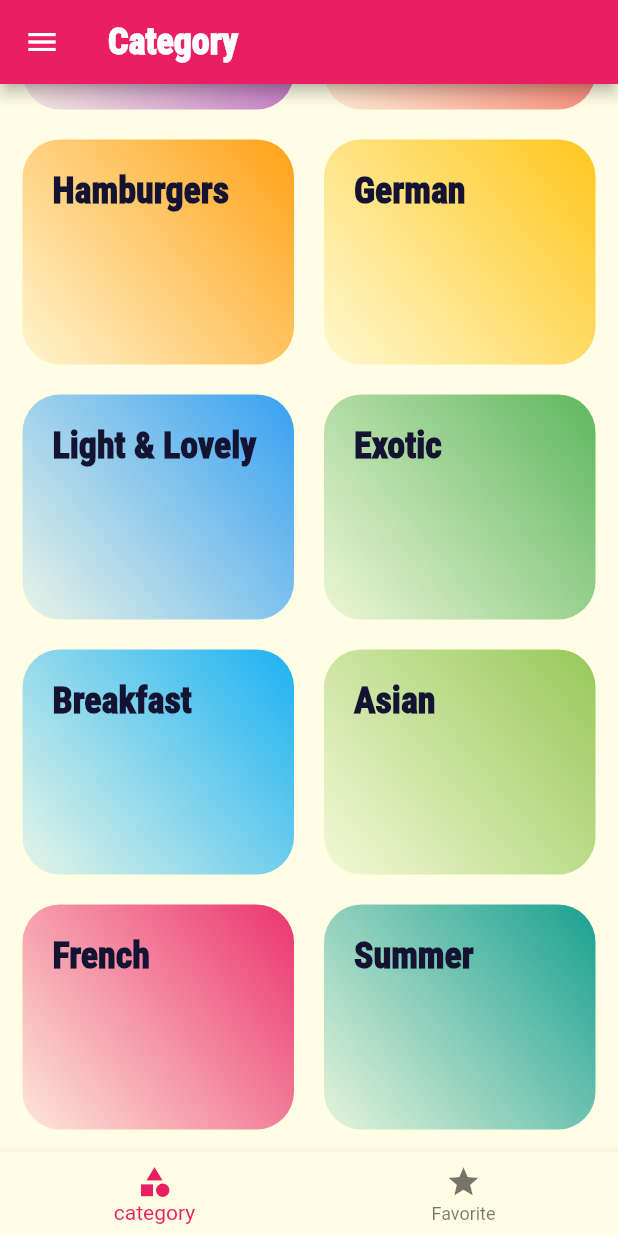
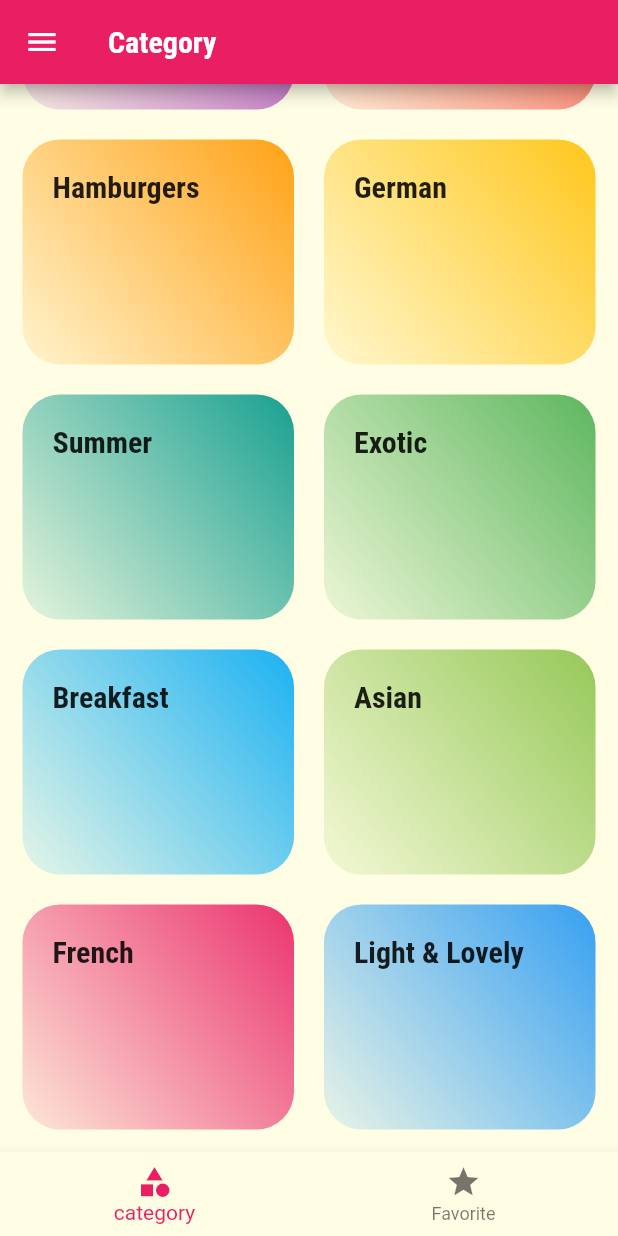
Before and after one commit to Mina-Mamdouh0/meal-app, a Flutter app: the screen it shows after launch, scrolled down 148 dp, on a phone screen of 412 x 824 dp. Run offline on Flutter 3.47's test engine with Material 2 defaults, Android fonts, the phone set to English and light mode, and no system bars; our stand-ins replace flutter_colorpicker, shared_preferences.

Commit message:
upload new v

```diff
--- a/lib/main.dart
+++ b/lib/main.dart
@@ -1,92 +1,86 @@
 import 'package:flutter/material.dart';
+import 'package:meal_app/providers/themeprovider.dart';
+import 'package:meal_app/screen/themescreen.dart';
+
 import './screen/filter_screen.dart';
 import './screen/category_meals_screen.dart';
 import './screen/category_screen.dart';
 import './screen/meal_detail_screen.dart';
 import './screen/tabs_screen.dart';
-import 'dummy_data.dart';
-import 'models/meal.dart';
+import 'package:provider/provider.dart';
 
-void main() => runApp(MyApp());
+import 'providers/mealprovider.dart';
 
-class MyApp extends StatefulWidget {
-  @override
-  _MyAppState createState() => _MyAppState();
+void main() {
+  runApp(
+    MultiProvider(providers: [
+    ChangeNotifierProvider<MealProvider>(
+    create: (context)=>MealProvider()),
+      ChangeNotifierProvider<ThemeProvider>(
+          create: (context)=>ThemeProvider()),
+    ],
+    child:MyApp() ,)
+     );
 }
 
-class _MyAppState extends State<MyApp> {
-  Map<String, bool> _filters = {
-    'gluten': false,
-    'vegan': false,
-    'vegetarian': false,
-    'lactose': false,
-  };
-  List<Meal> _availableMeal=DUMMY_MEALS;
-  List<Meal> _favoriteMeal=[];
-
-  void _setFilters( Map<String, bool> filterDate){
-    setState(() {
-      _filters=filterDate;
-      _availableMeal=DUMMY_MEALS.where((meal){
-        if(_filters['gluten'] && !meal.isGlutenFree){
-          return false;
-        }
-        if(_filters['vegan'] && !meal.isVegan){
-          return false;
-        }
-        if(_filters['vegetarian'] && !meal.isVegetarian){
-          return false;
-        }
-        if(_filters['lactose'] && !meal.isLactoseFree){
-          return false;
-        }
-        return true;
-      }).toList();
-
-    });
-
-  }
-  void _toggleFavorite(String mealId){
-    final existingIndex=_favoriteMeal.indexWhere((meal) => meal.id==mealId);
-    if(existingIndex>=0){
-     setState(() {
-       _favoriteMeal.removeAt(existingIndex);
-     });
-    }
-    else{
-      setState(() {
-        _favoriteMeal.add(DUMMY_MEALS.firstWhere((meal) => meal.id==mealId));
-      });
-    }
-  }
-  bool _isMealFavorite(String mealId){
-   return _favoriteMeal.any((meal) => meal.id==mealId);
-  }
+class MyApp extends StatelessWidget {
 
   @override
   Widget build(BuildContext context) {
+    var primaryColor=Provider.of<ThemeProvider>(context).primaryColor;
+    var accentColor=Provider.of<ThemeProvider>(context).accentColor;
+    var themeMode=Provider.of<ThemeProvider>(context).themeMode;
     return MaterialApp(
       debugShowCheckedModeBanner: false,
       title: 'Meal App',
+      themeMode:themeMode,
       theme: ThemeData(
-        primarySwatch: Colors.pink,
+        primarySwatch: primaryColor,
         canvasColor: Color.fromRGBO(255, 254, 229, 1),
-        accentColor: Colors.amber,
+        accentColor: accentColor,
+        buttonColor: Colors.black87,
+        cardColor: Colors.white,
+        shadowColor: Colors.black87,
+        fontFamily: 'Raleway',
         textTheme: ThemeData.light().textTheme.copyWith(
-              title: TextStyle(
-                  color: Color.fromRGBO(20, 20, 50, 1),
-                  fontSize: 24,
-                  fontFamily: 'RobotoCondensed',
-                  fontWeight: FontWeight.w900),
-            ),
+          bodyText1: TextStyle(
+            color: Color.fromRGBO(20, 51, 51, 1),
+          ),
+          headline6: TextStyle(
+              color: Colors.black87,
+              fontSize: 20,
+              fontFamily: 'RobotoCondensed',
+              fontWeight: FontWeight.bold),
+        ),
+      ),
+      darkTheme: ThemeData(
+        primarySwatch: primaryColor,
+        canvasColor: Color.fromRGBO(14, 22, 33, 1),
+        accentColor: accentColor,
+        buttonColor: Colors.white,
+        cardColor: Color.fromRGBO(14, 22, 33, 1),
+        shadowColor: Colors.white60,
+        fontFamily: 'Raleway',
+        unselectedWidgetColor: Colors.white,
+        textTheme: ThemeData.dark().textTheme.copyWith(
+          bodyText1: TextStyle(
+              color: Color.fromRGBO(20, 51, 51, 1),
+              ),
+          headline6: TextStyle(
+            color: Colors.white70,
+              fontSize: 20,
+              fontFamily: 'RobotoCondensed',
+              fontWeight: FontWeight.bold),
+        ),
       ),
       initialRoute: TabsScreen.routeName,
       routes: {
         CategoryScreen.routeName: (context) => CategoryScreen(),
-        CategoryMealsScreen.routeName: (context) => CategoryMealsScreen(_availableMeal),
-        MealDetailScreen.routeName: (context) => MealDetailScreen(_toggleFavorite,_isMealFavorite),
-        TabsScreen.routeName: (context) => TabsScreen(_favoriteMeal),
-        FilterScreen.routeName: (context) => FilterScreen(_filters,_setFilters),
+        CategoryMealsScreen.routeName: (context) => CategoryMealsScreen(),
+        MealDetailScreen.routeName: (context) => MealDetailScreen(),
+        TabsScreen.routeName: (context) => TabsScreen(),
+        FilterScreen.routeName: (context) => FilterScreen(),
+        ThemeScreen.routeName: (context) => ThemeScreen(),
       },
     );
 
--- a/lib/models/category.dart
+++ b/lib/models/category.dart
@@ -6,8 +6,8 @@ class Category {
   final color;
 
   const Category({
-    @required this.id,
-    @required this.title,
+    this.id,
+     this.title,
     this.color=Colors.orange,
   });
 }
--- a/lib/models/meal.dart
+++ b/lib/models/meal.dart
@@ -13,31 +13,31 @@ enum Affordability {
 
 class Meal {
   final String id;
-  final List<String> categories;
-  final String title;
-  final Affordability affordability;
-  final Complexity complexity;
-  final String imageUrl;
-  final int duration;
-  final List<String> ingredients;
-  final List<String> steps;
-  final bool isGlutenFree;
-  final bool isVegan;
-  final bool isVegetarian;
-  final bool isLactoseFree;
+  final List<String>? categories;
+  final String ?title;
+  final Affordability? affordability;
+  final Complexity? complexity;
+  final String? imageUrl;
+  final int? duration;
+  final List<String>? ingredients;
+  final List<String>? steps;
+  final bool? isGlutenFree;
+  final bool? isVegan;
+  final bool? isVegetarian;
+  final bool? isLactoseFree;
 
   const Meal(
-      {@required this.id,
-      @required this.categories,
-      @required this.title,
-      @required this.affordability,
-      @required this.complexity,
-      @required this.imageUrl,
-      @required this.duration,
-      @required this.ingredients,
-      @required this.steps,
-      @required this.isGlutenFree,
-      @required this.isVegan,
-      @required this.isVegetarian,
-      @required this.isLactoseFree});
+      {required this.id,
+      this.categories,
+      this.title,
+      this.affordability,
+      this.complexity,
+      this.imageUrl,
+      this.duration,
+      this.ingredients,
+      this.steps,
+      this.isGlutenFree,
+      this.isVegan,
+      this.isVegetarian,
+      this.isLactoseFree});
 }
--- /dev/null
+++ b/lib/providers/themeprovider.dart
@@ -0,0 +1,76 @@
+
+import 'package:flutter/material.dart';
+import 'package:shared_preferences/shared_preferences.dart';
+
+class ThemeProvider extends ChangeNotifier{
+var primaryColor=Colors.pink;
+var accentColor=Colors.amber;
+var themeMode=ThemeMode.system;
+String textTheme='s';
+
+onChange(color,n)async{
+  n==1?primaryColor=toMaterialColor(color.hashCode)
+      :accentColor=toMaterialColor(color.hashCode);
+  notifyListeners();
+  SharedPreferences pref=await SharedPreferences.getInstance();
+  pref.setInt('primaryColor',primaryColor.value );
+  pref.setInt('accentColor',accentColor.value );
+}
+
+getColor()async{
+  /*SharedPreferences pref=await SharedPreferences.getInstance();
+  primaryColor=toMaterialColor(pref.getInt('primaryColor'))??0xFFE91E63;
+  accentColor=toMaterialColor(pref.getInt('accentColor' ))??0xFFFFC107;
+  notifyListeners();*/
+}
+MaterialColor toMaterialColor(dynamic colorVal){
+  return MaterialColor(
+      colorVal,
+      <int, Color>{
+  50: Color(0xFFFFEBEE),
+  100: Color(0xFFFFCDD2),
+  200: Color(0xFFEF9A9A),
+  300: Color(0xFFE57373),
+  400: Color(0xFFEF5350),
+  500: Color(colorVal),
+  600: Color(0xFFE53935),
+  700: Color(0xFFD32F2F),
+  800: Color(0xFFC62828),
+  900: Color(0xFFB71C1C),
+  }
+  );
+}
+
+void themeModeChange(newThemeVal)async{
+  themeMode=newThemeVal;
+  getTextTheme(newThemeVal);
+  notifyListeners();
+  SharedPreferences pref=await SharedPreferences.getInstance();
+  pref.setString('textTheme',textTheme );
+}
+getTextTheme(ThemeMode tm){
+  if(tm==ThemeMode.dark){
+    textTheme='d';
+  }
+  else if(tm==ThemeMode.light){
+    textTheme='l';
+  }else if(tm==ThemeMode.system){
+    textTheme='s';
+  }
+}
+
+getThemeMode()async{
+  SharedPreferences pref=await SharedPreferences.getInstance();
+  textTheme=pref.getString('textTheme')??'s';
+  if(textTheme=='d'){
+    themeMode=ThemeMode.dark;
+  }
+  else if(textTheme=='d'){
+    themeMode=ThemeMode.light;
+  }else if(textTheme=='s'){
+    themeMode=ThemeMode.system;
+  }
+notifyListeners();
+}
+
+}
--- a/lib/screen/category_screen.dart
+++ b/lib/screen/category_screen.dart
@@ -1,15 +1,19 @@
 import 'package:flutter/material.dart';
+import 'package:meal_app/providers/mealprovider.dart';
+import 'package:provider/provider.dart';
 import '../widget/category_item.dart';
 import '../dummy_data.dart';
 
 class CategoryScreen extends StatelessWidget {
   static const routeName='CategoryScreen';
+
   @override
   Widget build(BuildContext context) {
+    Provider.of<MealProvider>(context).setFilters();
     return Scaffold(
       body: GridView(
         padding: EdgeInsets.all(15.0),
-        children: DUMMY_CATEGORIES
+        children: Provider.of<MealProvider>(context).availableCategory
             .map((categoryItem) => CategoryItem(
           id: categoryItem.id,
           color: categoryItem.color,
--- a/lib/screen/tabs_screen.dart
+++ b/lib/screen/tabs_screen.dart
@@ -1,4 +1,7 @@
 import 'package:flutter/material.dart';
+import 'package:meal_app/providers/mealprovider.dart';
+import 'package:meal_app/providers/themeprovider.dart';
+import 'package:provider/provider.dart';
 import '../models/meal.dart';
 import '../widget/my_drawer.dart';
 import './category_screen.dart';
@@ -6,25 +9,27 @@ import './favorites_screen.dart';
 
 class TabsScreen extends StatefulWidget {
   static const routeName = 'TabsScreen';
-  final  List<Meal>favoriteMeal;
 
-  TabsScreen(this.favoriteMeal);
+
 
   @override
   _TabsScreenState createState() => _TabsScreenState();
 }
 
 class _TabsScreenState extends State<TabsScreen> {
-  List<Map<String, Object>> _page;
+   List<Map<String, dynamic>> _page = [
+    {'page': CategoryScreen(), 'title': 'Category'},
+    {'page': FavoritesScreen(), 'title': 'Favorite'}
+  ];
   @override
+  void initState() {
+    super.initState();
+    Provider.of<MealProvider>(context,listen: false).getDate();
+    Provider.of<ThemeProvider>(context,listen: false).getThemeMode();
+    Provider.of<ThemeProvider>(context,listen: false).getColor();
 
-  void initState(){
-    super.initState();
-    _page = [
-      {'page': CategoryScreen(), 'title': 'Category'},
-      {'page': FavoritesScreen(widget.favoriteMeal), 'title': 'Favorite'}
-    ];
   }
+
   int _selectItem = 0;
   void onTapItem(int val) {
     setState(() {
@@ -45,9 +50,9 @@ class _TabsScreenState extends State<TabsScreen> {
         currentIndex: _selectItem,
         items: [
           BottomNavigationBarItem(
-              icon: Icon(Icons.category), title: Text('category')),
+              icon: Icon(Icons.category), label: 'category'),
           BottomNavigationBarItem(
-              icon: Icon(Icons.star), title: Text('Favorite')),
+              icon: Icon(Icons.star), label: 'Favorite'),
         ],
       ),
     );
--- a/lib/widget/category_item.dart
+++ b/lib/widget/category_item.dart
@@ -6,7 +6,7 @@ class CategoryItem extends StatelessWidget {
   final String title;
   final Color color;
 
-  CategoryItem({@required this.id, @required this.title, @required this.color});
+  CategoryItem({ required this.id,required  this.title,required  this.color});
 
   void onSelect(BuildContext ctx) {
     Navigator.of(ctx).pushNamed(CategoryMealsScreen.routeName, arguments: {
@@ -25,7 +25,7 @@ class CategoryItem extends StatelessWidget {
         padding: EdgeInsets.all(20.0),
         child: Text(
           title,
-          style: Theme.of(context).textTheme.title,
+          style: Theme.of(context).textTheme.headline6,
         ),
         decoration: BoxDecoration(
           gradient: LinearGradient(
```
Also changed, not shown: lib/providers/mealprovider.dart (added, +97 -0 lines), lib/screen/category_meals_screen.dart (+24 -16 lines), lib/screen/favorites_screen.dart (+12 -18 lines), lib/screen/filter_screen.dart (+24 -39 lines), lib/screen/meal_detail_screen.dart (+18 -15 lines), lib/screen/themescreen.dart (added, +95 -0 lines), lib/widget/meal_item.dart (+9 -9 lines), lib/widget/my_drawer.dart (+10 -5 lines), pubspec.yaml (+5 -51 lines), pubspec.lock, 2 other files.
